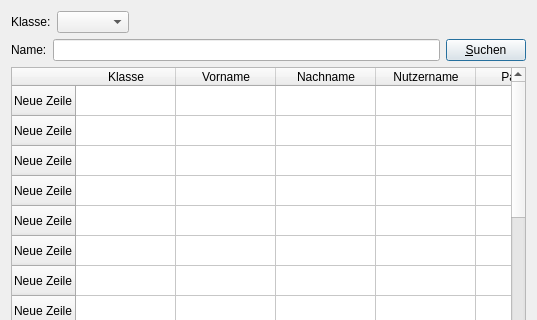
Old version of the form sfinder/maindlg.ui in the repository cniehaus/biotools; both pictures show x 0 to 537 and y 0 to 320 of the 537 by 495 pixel window.
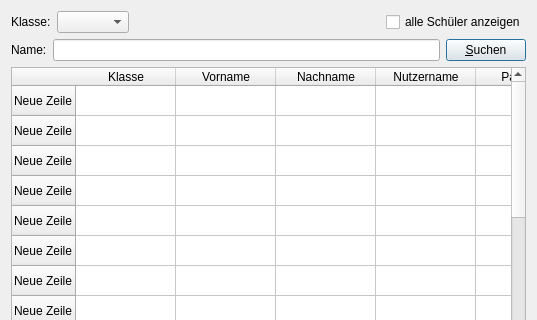
New version of the form.

```diff
--- a/sfinder/maindlg.ui
+++ b/sfinder/maindlg.ui
@@ -14,33 +14,36 @@
   </property>
   <layout class="QGridLayout" name="gridLayout" >
    <item row="0" column="0" >
-    <layout class="QHBoxLayout" name="horizontalLayout" >
-     <item>
       <widget class="QLabel" name="label" >
        <property name="text" >
         <string>Klasse:</string>
        </property>
       </widget>
      </item>
-     <item>
+   <item row="0" column="1" >
       <widget class="QComboBox" name="klassenCombo" />
      </item>
-     <item>
+   <item row="0" column="2" >
       <spacer name="horizontalSpacer" >
        <property name="orientation" >
         <enum>Qt::Horizontal</enum>
        </property>
        <property name="sizeHint" stdset="0" >
         <size>
-         <width>40</width>
-         <height>20</height>
+       <width>270</width>
+       <height>17</height>
         </size>
        </property>
       </spacer>
      </item>
-    </layout>
+   <item row="0" column="3" >
+    <widget class="QCheckBox" name="checkBox" >
+     <property name="text" >
+      <string>alle Schüler anzeigen</string>
+     </property>
+    </widget>
    </item>
-   <item row="1" column="0" >
+   <item row="1" column="0" colspan="4" >
     <layout class="QHBoxLayout" name="horizontalLayout_2" >
      <item>
       <widget class="QLabel" name="label_2" >
@@ -61,7 +64,7 @@
      </item>
     </layout>
    </item>
-   <item row="2" column="0" >
+   <item row="2" column="0" colspan="4" >
     <widget class="QTableWidget" name="tabelle" >
      <row>
       <property name="text" >
@@ -230,7 +233,7 @@
      </column>
     </widget>
    </item>
-   <item row="3" column="0" >
+   <item row="3" column="0" colspan="4" >
     <widget class="QPushButton" name="closeButton" >
      <property name="text" >
       <string>Close</string>
```
Lines whose indentation alone changed are shown as unchanged.
